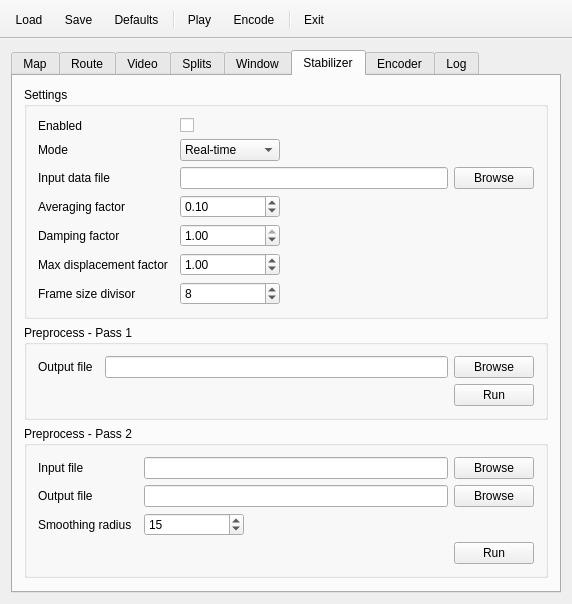
Old version of the form src/MainWindow.ui in the repository mikoro/orientview.
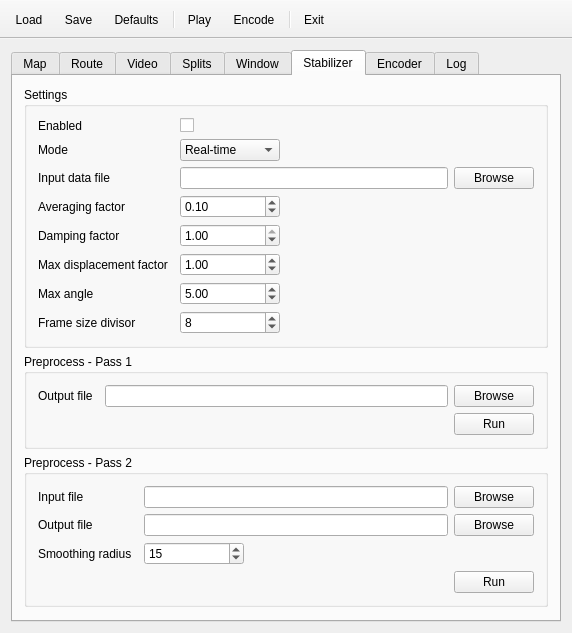
New version of the form. The open tabs and pages were chosen to show the change. Icons and pictures are not drawn.

Commit message: Added max angle setting to video stabilizer

What changed in the file:
```diff
--- a/src/MainWindow.ui
+++ b/src/MainWindow.ui
@@ -7,7 +7,7 @@
     <x>0</x>
     <y>0</y>
     <width>572</width>
-    <height>597</height>
+    <height>623</height>
    </rect>
   </property>
   <property name="sizePolicy">
@@ -2463,7 +2463,7 @@
              </property>
             </widget>
            </item>
-           <item row="6" column="0">
+           <item row="7" column="0">
             <widget class="QLabel" name="label_14">
              <property name="sizePolicy">
               <sizepolicy hsizetype="MinimumExpanding" vsizetype="Preferred">
@@ -2488,7 +2488,7 @@
              </property>
             </widget>
            </item>
-           <item row="6" column="1">
+           <item row="7" column="1">
             <widget class="QSpinBox" name="spinBoxVideoStabilizerFrameSizeDivisor">
              <property name="sizePolicy">
               <sizepolicy hsizetype="MinimumExpanding" vsizetype="Fixed">
@@ -2522,6 +2522,68 @@
              </property>
             </widget>
            </item>
+           <item row="6" column="0">
+            <widget class="QLabel" name="label_45">
+             <property name="sizePolicy">
+              <sizepolicy hsizetype="MinimumExpanding" vsizetype="Preferred">
+               <horstretch>0</horstretch>
+               <verstretch>0</verstretch>
+              </sizepolicy>
+             </property>
+             <property name="minimumSize">
+              <size>
+               <width>0</width>
+               <height>0</height>
+              </size>
+             </property>
+             <property name="maximumSize">
+              <size>
+               <width>16777215</width>
+               <height>16777215</height>
+              </size>
+             </property>
+             <property name="text">
+              <string>Max angle</string>
+             </property>
+            </widget>
+           </item>
+           <item row="6" column="1">
+            <widget class="QDoubleSpinBox" name="doubleSpinBoxVideoStabilizerMaxAngle">
+             <property name="sizePolicy">
+              <sizepolicy hsizetype="MinimumExpanding" vsizetype="Fixed">
+               <horstretch>0</horstretch>
+               <verstretch>0</verstretch>
+              </sizepolicy>
+             </property>
+             <property name="minimumSize">
+              <size>
+               <width>100</width>
+               <height>0</height>
+              </size>
+             </property>
+             <property name="maximumSize">
+              <size>
+               <width>100</width>
+               <height>16777215</height>
+              </size>
+             </property>
+             <property name="toolTip">
+              <string>Decrease to hard limit the maximum frame displacement</string>
+             </property>
+             <property name="decimals">
+              <number>2</number>
+             </property>
+             <property name="maximum">
+              <double>360.000000000000000</double>
+             </property>
+             <property name="singleStep">
+              <double>1.000000000000000</double>
+             </property>
+             <property name="value">
+              <double>5.000000000000000</double>
+             </property>
+            </widget>
+           </item>
           </layout>
          </widget>
         </item>
```
Left out of the diff: 1 changed line with no effect on the pictures. The commit also changes 4 other files.
